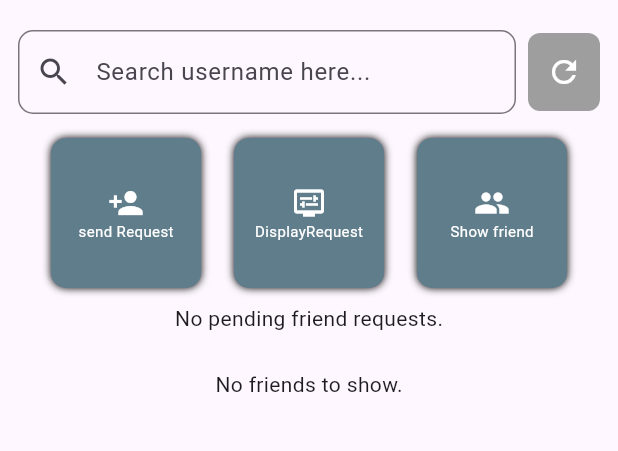
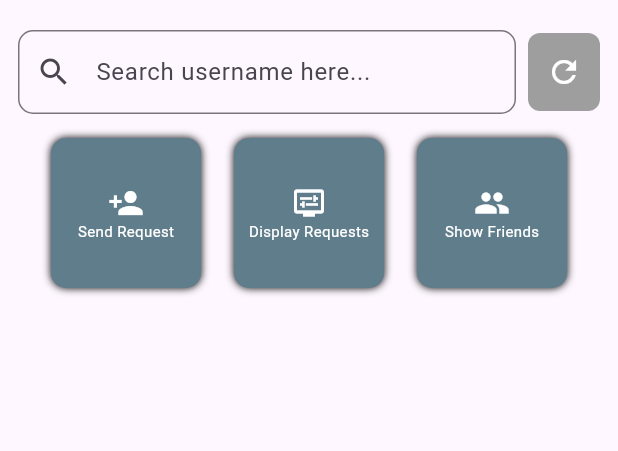
Before and after one commit to faseey/Echo, a Flutter app: the FriendScreen screen opened by its route, on a phone screen of 412 x 824 dp, the part 84-535 px from its top. Run offline on Flutter 3.47's test engine with Material 3 defaults, Android fonts, the phone set to English and light mode, and no system bars; our stand-ins replace cloud_firestore, curved_navigation_bar, firebase_core, get, image_picker; accounts and stored records are empty.

Commit message:
friend screen done and dusted

```diff
--- a/lib/Screen/friendscreen.dart
+++ b/lib/Screen/friendscreen.dart
@@ -8,6 +8,28 @@ class FriendScreen extends StatelessWidget {
   FriendScreen({Key? key}) : super(key: key);
 
   final FriendController controller = Get.put(FriendController());
+
+  // State observables for toggling views
+  final RxBool showRequests = false.obs;
+  final RxBool showFriends = false.obs;
+
+  void toggleRequests() async {
+    if (!showRequests.value) {
+      await controller.loadRequestsFromFirestore();
+    }
+    showRequests.value = !showRequests.value;
+    showFriends.value = false; // Hide friends list when showing requests
+  }
+
+  void toggleFriends() async {
+    if (!showFriends.value) {
+      await controller.loadFriendListFromFirestore(
+        controller.currentUser!.username,
+      );
+    }
+    showFriends.value = !showFriends.value;
+    showRequests.value = false; // Hide requests list when showing friends
+  }
 
   @override
   Widget build(BuildContext context) {
@@ -32,7 +54,7 @@ class FriendScreen extends StatelessWidget {
         child: SingleChildScrollView(
           child: Column(
             children: [
-              // Search Bar + Refresh Button
+              // Search Bar
               Row(
                 children: [
                   Expanded(
@@ -40,7 +62,6 @@ class FriendScreen extends StatelessWidget {
                       controller: controller.requestTextController,
                       decoration: InputDecoration(
                         hintText: "Search username here...",
-
                         prefixIcon: Icon(Icons.search),
                         border: OutlineInputBorder(
                           borderRadius: BorderRadius.circular(10),
@@ -70,17 +91,24 @@ class FriendScreen extends StatelessWidget {
               ),
 
               SizedBox(height: 16),
+
+              // Buttons for actions
               Row(
                 mainAxisAlignment: MainAxisAlignment.spaceEvenly,
                 children: [
                   ButtonContainer(
-                    title: 'send Request',
+                    title: 'Send Request',
                     icon: Icons.person_add,
                     onTab: () async {
-
                       final username = controller.requestTextController.text.trim();
                       if (username.isEmpty) {
-                        Get.snackbar("Error", "Please enter a username",backgroundColor: Colors.black38,duration: Duration(seconds: 2),colorText:Colors.white);
+                        Get.snackbar(
+                          "Error",
+                          "Please enter a username",
+                          backgroundColor: Colors.black38,
+                          duration: Duration(seconds: 2),
+                          colorText: Colors.white,
+                        );
                         return;
                       }
                       await controller.sendFriendRequest(username);
@@ -88,85 +116,23 @@ class FriendScreen extends StatelessWidget {
                     },
                   ),
                   ButtonContainer(
-                    title: 'DisplayRequest',
+                    title: 'Display Requests',
                     icon: Icons.display_settings,
-                    onTab: () async{
-                      await controller.loadRequestsFromFirestore();
-                    },
+                    onTab: toggleRequests,
                   ),
                   ButtonContainer(
-                    title: 'Show friend',
+                    title: 'Show Friends',
                     icon: Icons.group,
-                    onTab: () async{
-                      await controller.loadFriendListFromFirestore(
-                        controller.currentUser!.username,
-                      );
-                    },
+                    onTab: toggleFriends,
                   ),
                 ],
               ),
-             SizedBox(height: 10,),
 
-             /* SizedBox(height: 10),
+              SizedBox(height: 20),
 
-              // Send Friend Request Button
-              ElevatedButton.icon(
-                onPressed: () async {
-                  final username = controller.requestTextController.text.trim();
-                  if (username.isEmpty) {
-                    Get.snackbar("Error", "Please enter a username");
-                    return;
-                  }
-                  await controller.sendFriendRequest(username);
-                  controller.requestTextController.clear();
-                },
-                icon: Icon(Icons.person_add),
-                label: Text(
-                  "Send Friend Request,",
-                  style: TextStyle(color: Colors.white),
-                ),
-                style: ElevatedButton.styleFrom(
-                  minimumSize: Size(double.infinity, 48),
-                  backgroundColor: Colors.blueGrey,
-                ),
-              ),
-
-              SizedBox(height: 16),
-
-              // Display Friend Requests Button
-              ElevatedButton.icon(
-                onPressed: () async {
-                  await controller.loadRequestsFromFirestore();
-                },
-                icon: Icon(Icons.list_alt),
-                label: Text("Display Friend Requests"),
-                style: ElevatedButton.styleFrom(
-                  minimumSize: Size(double.infinity, 48),
-                  backgroundColor: Colors.teal,
-                ),
-              ),
-
-              SizedBox(height: 16),
-
-              // Show Friends Button
-              ElevatedButton.icon(
-                onPressed: () async {
-                  await controller.loadFriendListFromFirestore(
-                    controller.currentUser!.username,
-                  );
-                },
-                icon: Icon(Icons.group),
-                label: Text("Show Friends"),
-                style: ElevatedButton.styleFrom(
-                  minimumSize: Size(double.infinity, 48),
-                  backgroundColor: Colors.deepPurple,
-                ),
-              ),
-
-              SizedBox(height: 24),*/
-
-              // Friend Requests Section
+              // Requests View
               Obx(() {
+                if (!showRequests.value) return SizedBox.shrink();
                 final requests = controller.allRequest;
                 return requests.isEmpty
                     ? Text("No pending friend requests.")
@@ -175,10 +141,7 @@ class FriendScreen extends StatelessWidget {
                   children: [
                     Text(
                       "Friend Requests",
-                          style: TextStyle(
-                            fontSize: 18,
-                            fontWeight: FontWeight.bold,
-                          ),
+                      style: TextStyle(fontSize: 18, fontWeight: FontWeight.bold),
                     ),
                     SizedBox(height: 8),
                     ListView.builder(
@@ -191,39 +154,26 @@ class FriendScreen extends StatelessWidget {
                           color: Colors.blue[50],
                           elevation: 2,
                           shape: RoundedRectangleBorder(
-                                  borderRadius: BorderRadius.circular(10)
+                            borderRadius: BorderRadius.circular(10),
                           ),
                           child: ListTile(
-
                             leading: Icon(Icons.person),
-                                title: Text(
-                                  "$senderUsername sent you a friend request",
-                                ),
+                            title: Text("$senderUsername sent you a friend request"),
                             trailing: Row(
                               mainAxisSize: MainAxisSize.min,
                               children: [
                                 IconButton(
-                                      icon: Icon(
-                                        Icons.check,
-                                        color: Colors.green,
-                                      ),
+                                  icon: Icon(Icons.check, color: Colors.green),
                                   tooltip: "Accept",
                                   onPressed: () async {
-                                        await controller.acceptRequestBySender(
-                                          senderUsername,
-                                        );
+                                    await controller.acceptRequestBySender(senderUsername);
                                   },
                                 ),
                                 IconButton(
-                                      icon: Icon(
-                                        Icons.delete,
-                                        color: Colors.red,
-                                      ),
+                                  icon: Icon(Icons.delete, color: Colors.red),
                                   tooltip: "Delete",
                                   onPressed: () async {
-                                        await controller.deleteRequestBySender(
-                                          senderUsername,
-                                        );
+                                    await controller.deleteRequestBySender(senderUsername);
                                   },
                                 ),
                               ],
@@ -238,10 +188,10 @@ class FriendScreen extends StatelessWidget {
 
               SizedBox(height: 24),
 
-              // Friends List Section
+              // Friends View
               Obx(() {
+                if (!showFriends.value) return SizedBox.shrink();
                 final friends = controller.friendUsernames;
-
                 return friends.isEmpty
                     ? Text("No friends to show.")
                     : Column(
@@ -249,10 +199,7 @@ class FriendScreen extends StatelessWidget {
                   children: [
                     Text(
                       "Your Friends:",
-                          style: TextStyle(
-                            fontSize: 18,
-                            fontWeight: FontWeight.bold,
-                          ),
+                      style: TextStyle(fontSize: 18, fontWeight: FontWeight.bold),
                     ),
                     SizedBox(height: 8),
                     ListView.builder(
```
Lines whose indentation alone changed are shown as unchanged.
